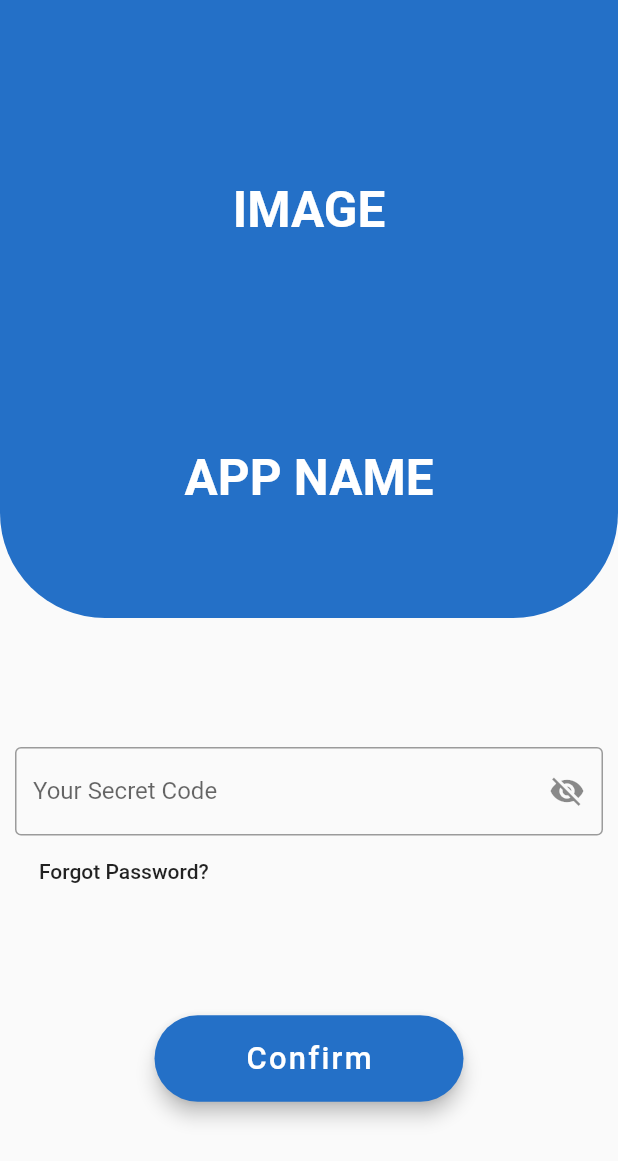
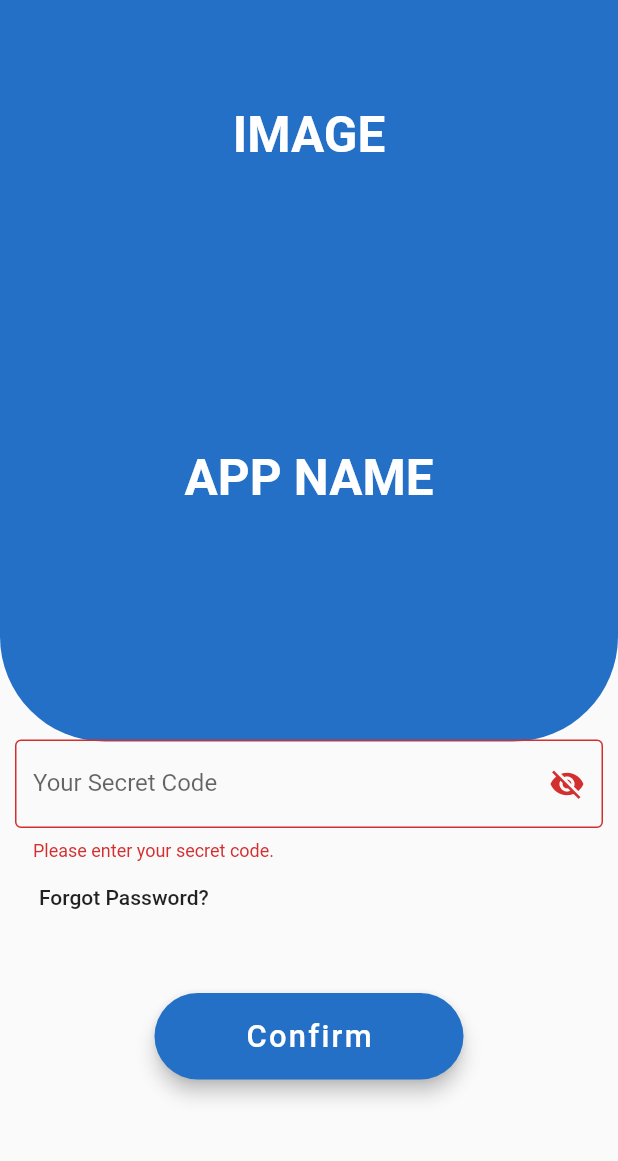
Before and after one commit to IdoHirsh0/Final_Project, a Flutter app: the screen it shows after launch, after a tap on "Confirm", on a phone screen of 412 x 824 dp. Shown: the top 1161 px of the screen. Run offline on Flutter 3.47's test engine with Material 2 defaults, Android fonts, the phone set to English and light mode, and no system bars; our stand-ins replace firebase_auth, firebase_core, font_awesome_flutter, google_sign_in; accounts and stored records are empty.

Commit message:
Added start of navigation Added preperation to using firestore database

```diff
--- a/lib/constants.dart
+++ b/lib/constants.dart
@@ -1,3 +1,4 @@
 import 'package:flutter/material.dart';
 
 const mainColor = Color(0xff2470c7);
+const secoderyColor = Color(0xfff2f3f7);
--- /dev/null
+++ b/lib/helpers/my_user.dart
@@ -0,0 +1,3 @@
+class MyUser {
+  // Define a user and then use it in all of the authentication screens
+}
--- a/lib/main.dart
+++ b/lib/main.dart
@@ -49,6 +49,10 @@ class MyApp extends StatelessWidget {
             return SecretCodeScreen();
           },
         ),
+        routes: {
+          HomeScreen.routeName: (ctx) => HomeScreen(),
+          LoginScreen.routeName: (ctx) => LoginScreen(),
+        },
       ),
     );
   }
--- a/lib/screens/auth/secret_code_screen.dart
+++ b/lib/screens/auth/secret_code_screen.dart
@@ -2,16 +2,39 @@ import 'package:flutter/material.dart';
 
 import '../../constants.dart';
 
+import '../../screens/auth/login_screen.dart';
+
 class SecretCodeScreen extends StatefulWidget {
+  static const routeName = '/secret-code-screen';
+
   @override
   _SecretCodeScreenState createState() => _SecretCodeScreenState();
 }
 
 class _SecretCodeScreenState extends State<SecretCodeScreen> {
   final _formKey = GlobalKey<FormState>();
+  bool _showPassword = false;
+  String _secretCode;
 
-  String _secretCode = '';
-  bool _showPassword = false;
+  bool _firebaseValidation() {
+    // Add firebase validation to check users secret code.
+  }
+
+  void _saveForm() {
+    final isLocalValid = _formKey.currentState.validate();
+    if (!isLocalValid) {
+      return;
+    }
+    _formKey.currentState.save();
+    // Goes to the next screen
+    Navigator.pushAndRemoveUntil(
+      context,
+      MaterialPageRoute(
+        builder: (context) => LoginScreen(secretCode: _secretCode),
+      ),
+      (Route<dynamic> route) => false,
+    );
+  }
 
   @override
   Widget build(BuildContext context) {
@@ -21,7 +44,7 @@ class _SecretCodeScreenState extends State<SecretCodeScreen> {
           child: Stack(
             children: [
               Container(
-                height: MediaQuery.of(context).size.height * 0.5,
+                height: MediaQuery.of(context).size.height * 0.6,
                 width: MediaQuery.of(context).size.width,
                 child: Container(
                   decoration: BoxDecoration(
@@ -34,12 +57,10 @@ class _SecretCodeScreenState extends State<SecretCodeScreen> {
                 ),
               ),
               Column(
-                // mainAxisAlignment: MainAxisAlignment.spaceAround,
+                mainAxisAlignment: MainAxisAlignment.spaceBetween,
                 children: [
-                  SizedBox(height: 50),
                   _buildImage(),
                   _buildLogo(),
-                  SizedBox(height: 80),
                   _buildSecretCodeForm(),
                 ],
               ),
@@ -50,23 +71,36 @@ class _SecretCodeScreenState extends State<SecretCodeScreen> {
     );
   }
 
-  void _saveFormVariables() {
-    _formKey.currentState.save();
-    _formKey.currentState.reset();
-    setState(() {
-      _secretCode = '';
-    });
-  }
-
-  void _saveForm(String value) {
-    _secretCode = value;
-    // Add validation with firebase
+  Widget _buildImage() {
+    return Column(
+      children: [
+        Row(
+          mainAxisAlignment: MainAxisAlignment.center,
+          children: [
+            Padding(
+              padding: const EdgeInsets.symmetric(vertical: 70),
+              child: Text(
+                'IMAGE',
+                style: TextStyle(
+                  fontSize: MediaQuery.of(context).size.height / 25,
+                  fontWeight: FontWeight.bold,
+                  color: Colors.white,
+                ),
+              ),
+            )
+          ],
+        ),
+      ],
+    );
   }
 
   Widget _buildLogo() {
-    return Row(
+    return Column(
+      children: [
+        SizedBox(height: 50),
+        Row(
           mainAxisAlignment: MainAxisAlignment.center,
-      children: <Widget>[
+          children: [
             Padding(
               padding: const EdgeInsets.symmetric(vertical: 70),
               child: Text(
@@ -79,68 +113,8 @@ class _SecretCodeScreenState extends State<SecretCodeScreen> {
               ),
             )
           ],
-    );
-  }
-
-  Widget _buildImage() {
-    return Row(
-      mainAxisAlignment: MainAxisAlignment.center,
-      children: <Widget>[
-        Padding(
-          padding: const EdgeInsets.symmetric(vertical: 70),
-          child: Text(
-            'IMAGE',
-            style: TextStyle(
-              fontSize: MediaQuery.of(context).size.height / 25,
-              fontWeight: FontWeight.bold,
-              color: Colors.white,
         ),
-          ),
-        )
-      ],
-    );
-  }
-
-  Widget _buildForgetPasswordButton() {
-    return Row(
-      mainAxisAlignment: MainAxisAlignment.start,
-      crossAxisAlignment: CrossAxisAlignment.start,
-      children: <Widget>[
-        FlatButton(
-          onPressed: () {
-            // Forgot password function...
-          },
-          child: Text("Forgot Password?"),
-        ),
-      ],
-    );
-  }
-
-  Widget _buildConfirmButton() {
-    return Row(
-      mainAxisAlignment: MainAxisAlignment.center,
-      children: <Widget>[
-        Container(
-          height: 1.4 * (MediaQuery.of(context).size.height / 20),
-          width: 5 * (MediaQuery.of(context).size.width / 10),
-          margin: EdgeInsets.only(bottom: 20),
-          child: RaisedButton(
-            elevation: 5.0,
-            color: mainColor,
-            shape: RoundedRectangleBorder(
-              borderRadius: BorderRadius.circular(30.0),
-            ),
-            onPressed: _saveFormVariables,
-            child: Text(
-              "Confirm",
-              style: TextStyle(
-                color: Colors.white,
-                letterSpacing: 1.5,
-                fontSize: MediaQuery.of(context).size.height / 40,
-              ),
-            ),
-          ),
-        )
+        SizedBox(height: 75),
       ],
     );
   }
@@ -156,53 +130,97 @@ class _SecretCodeScreenState extends State<SecretCodeScreen> {
               crossAxisAlignment: CrossAxisAlignment.start,
               children: [
                 TextFormField(
+                  obscureText: !_showPassword,
+                  textInputAction: TextInputAction.done,
+                  keyboardType: TextInputType.visiblePassword,
                   decoration: InputDecoration(
                     border:
                         OutlineInputBorder(borderSide: BorderSide(width: 1)),
                     labelText: 'Your Secret Code',
+                    // Show text or not
                     suffixIcon: GestureDetector(
                       onTap: () {
                         setState(() {
                           _showPassword = !_showPassword;
                         });
                       },
-                      child: Icon(_showPassword
-                          ? Icons.visibility
-                          : Icons.visibility_off),
+                      child: Icon(
+                        _showPassword ? Icons.visibility : Icons.visibility_off,
                       ),
                     ),
-                  obscureText: !_showPassword,
-                  textInputAction: TextInputAction.done,
-                  keyboardType: TextInputType.visiblePassword,
-                  // validator: (value) {
-                  //   if (value.isEmpty) {
-                  //     return 'Please enter your secret code.';
-                  //   }
-                  //   return null;
-                  // },
-                  onFieldSubmitted: (_) {
-                    _saveFormVariables();
+                  ),
+                  // Validation when _saveForm() is trigred
+                  validator: (value) {
+                    if (value.isEmpty) {
+                      return 'Please enter your secret code.';
+                    }
+                    // Add firebase validation...
+                    return null;
                   },
-                  onSaved: (value) {
-                    _saveForm(value);
-                  },
-                  onChanged: (value) {
-                    setState(() {
+                  // When done button is trigred
+                  onFieldSubmitted: (value) {
                     _secretCode = value;
-                    });
+                    _saveForm();
                   },
                 ),
                 _buildForgetPasswordButton(),
+                SizedBox(height: 30),
+                _buildConfirmButton(),
               ],
             ),
           ),
         ),
-        SizedBox(height: MediaQuery.of(context).size.height * 0.075),
-        GestureDetector(
-          child: _buildConfirmButton(),
-          onTap: _secretCode != '' ? _saveFormVariables : null,
-          // Add navigation to next step...
+      ],
+    );
+  }
+
+  Widget _buildForgetPasswordButton() {
+    return Column(
+      children: [
+        Row(
+          mainAxisAlignment: MainAxisAlignment.start,
+          crossAxisAlignment: CrossAxisAlignment.start,
+          children: [
+            FlatButton(
+              // On Pressed
+              onPressed: () {
+                // Forgot password function...
+              },
+              child: Text("Forgot Password?"),
             ),
+          ],
+        ),
+        SizedBox(height: 10),
+      ],
+    );
+  }
+
+  Widget _buildConfirmButton() {
+    return Row(
+      mainAxisAlignment: MainAxisAlignment.center,
+      children: [
+        Container(
+          height: 1.4 * (MediaQuery.of(context).size.height / 20),
+          width: 5 * (MediaQuery.of(context).size.width / 10),
+          margin: EdgeInsets.only(bottom: 20),
+          child: RaisedButton(
+            elevation: 5.0,
+            color: mainColor,
+            shape: RoundedRectangleBorder(
+              borderRadius: BorderRadius.circular(30.0),
+            ),
+            // On pressed
+            onPressed: _saveForm,
+            child: Text(
+              "Confirm",
+              style: TextStyle(
+                color: Colors.white,
+                letterSpacing: 1.5,
+                fontSize: MediaQuery.of(context).size.height / 40,
+              ),
+            ),
+          ),
+        )
       ],
     );
   }
--- a/lib/screens/splash_screen.dart
+++ b/lib/screens/splash_screen.dart
@@ -1,6 +1,8 @@
 import 'package:flutter/material.dart';
 
 class SplashScreen extends StatelessWidget {
+  static const routeName = '/splash-screen';
+
   @override
   Widget build(BuildContext context) {
     return Scaffold();
```
Also changed, not shown: lib/providers/auth/google_auth.dart (+1 -6 lines), lib/screens/auth/login_screen.dart (+116 -92 lines), lib/screens/home_screen.dart (+16 -3 lines). Lines whose indentation alone changed are shown as unchanged.
